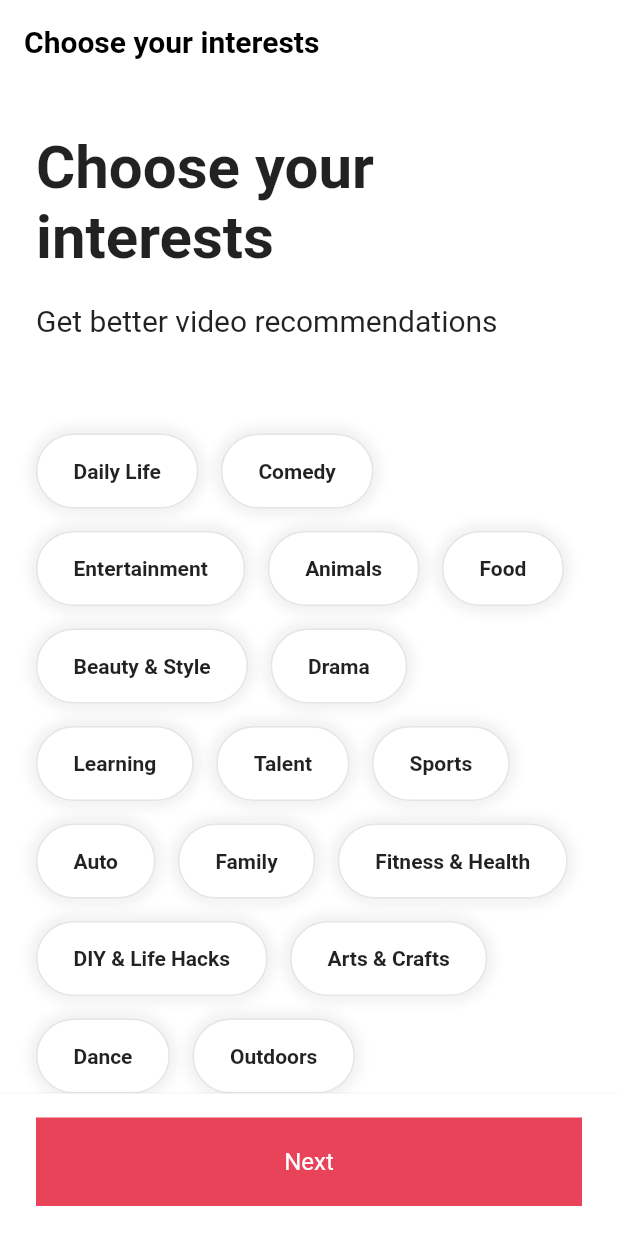
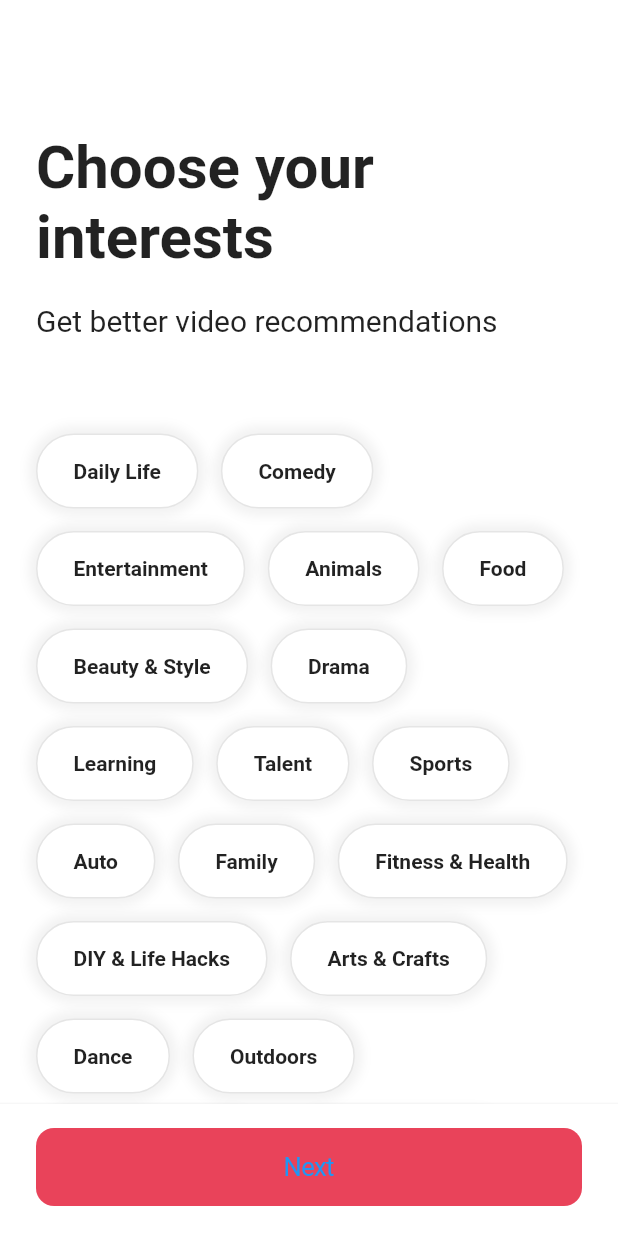
Before and after one commit to SaintHazard/tiktok_clone, a Flutter app: the screen it shows after launch, on a phone screen of 412 x 824 dp. Run offline on Flutter 3.47's test engine with Material 2 defaults, Android fonts, the phone set to English and light mode, and no system bars; our stand-ins replace font_awesome_flutter.

```diff
--- a/lib/features/onboarding/interests_screen.dart
+++ b/lib/features/onboarding/interests_screen.dart
@@ -1,6 +1,8 @@
+import 'package:flutter/cupertino.dart';
 import 'package:flutter/material.dart';
 import 'package:tiktok_clone/constants/gaps.dart';
 import 'package:tiktok_clone/constants/sizes.dart';
+import 'package:tiktok_clone/features/onboarding/widgets/interest_button.dart';
 
 const interests = [
   "Daily Life",
@@ -43,17 +45,57 @@ const interests = [
   "Home & Garden",
 ];
 
-class InterestsScreen extends StatelessWidget {
+class InterestsScreen extends StatefulWidget {
   const InterestsScreen({super.key});
+
+  @override
+  State<InterestsScreen> createState() => _InterestsScreenState();
+}
+
+class _InterestsScreenState extends State<InterestsScreen> {
+  final ScrollController _scrollController = ScrollController();
+  bool _showTitle = false;
+
+  void _onScroll() {
+    if (_scrollController.offset > 100) {
+      if (_showTitle == true) return;
+      setState(() {
+        _showTitle = true;
+      });
+    } else {
+      if (_showTitle == false) return;
+      setState(() {
+        _showTitle = false;
+      });
+    }
+  }
+
+  @override
+  void initState() {
+    _scrollController.addListener(_onScroll);
+    super.initState();
+  }
+
+  @override
+  void dispose() {
+    _scrollController.dispose();
+    super.dispose();
+  }
 
   @override
   Widget build(BuildContext context) {
     return Scaffold(
       appBar: AppBar(
-        title: const Text("Choose your interests"),
+        title: AnimatedOpacity(
+            opacity: _showTitle ? 1 : 0,
+            duration: const Duration(milliseconds: 300),
+            child: const Text("Choose your interests")),
       ),
       body: SafeArea(
+        child: Scrollbar(
+          controller: _scrollController,
           child: SingleChildScrollView(
+            controller: _scrollController,
             child: Padding(
               padding: const EdgeInsets.only(
                 left: Sizes.size24,
@@ -84,35 +126,11 @@ class InterestsScreen extends StatelessWidget {
                     spacing: 15,
                     children: [
                       for (var interest in interests)
-                      Container(
-                        padding: const EdgeInsets.symmetric(
-                          vertical: Sizes.size16,
-                          horizontal: Sizes.size24,
-                        ),
-                        decoration: BoxDecoration(
-                          color: Colors.white,
-                          borderRadius: BorderRadius.circular(
-                            Sizes.size32,
-                          ),
-                          boxShadow: [
-                            BoxShadow(
-                              color: Colors.black.withOpacity(0.05),
-                              blurRadius: 5,
-                              spreadRadius: 5,
-                            ),
+                        InterestButton(interest: interest),
                     ],
-                          border: Border.all(
-                            color: Colors.black.withOpacity(0.1),
-                          ),
-                        ),
-                        child: Text(
-                          interest,
-                          style: const TextStyle(fontWeight: FontWeight.bold),
-                        ),
                   ),
                 ],
               ),
-              ],
             ),
           ),
         ),
@@ -126,23 +144,13 @@ class InterestsScreen extends StatelessWidget {
             left: Sizes.size24,
             right: Sizes.size24,
           ),
-            child: Container(
-              padding: const EdgeInsets.symmetric(
-                vertical: Sizes.size20,
-              ),
-              decoration: BoxDecoration(
+          child: CupertinoButton(
+            onPressed: () {},
             color: Theme.of(context).primaryColor,
-              ),
-              child: const Text(
-                "Next",
-                textAlign: TextAlign.center,
-                style: TextStyle(
-                  color: Colors.white,
-                  fontSize: Sizes.size16,
+            child: const Text("Next"),
           ),
         ),
       ),
-          )),
     );
   }
 }
--- /dev/null
+++ b/lib/features/onboarding/widgets/interest_button.dart
@@ -0,0 +1,60 @@
+import 'package:flutter/material.dart';
+import 'package:tiktok_clone/constants/sizes.dart';
+
+class InterestButton extends StatefulWidget {
+  const InterestButton({
+    Key? key,
+    required this.interest,
+  }) : super(key: key);
+
+  final String interest;
+
+  @override
+  State<InterestButton> createState() => _InterestButtonState();
+}
+
+class _InterestButtonState extends State<InterestButton> {
+  bool _isSelected = false;
+
+  void _onTap() {
+    setState(() {
+      _isSelected = !_isSelected;
+    });
+  }
+
+  @override
+  Widget build(BuildContext context) {
+    return GestureDetector(
+      onTap: _onTap,
+      child: AnimatedContainer(
+        duration: const Duration(milliseconds: 300),
+        padding: const EdgeInsets.symmetric(
+          vertical: Sizes.size16,
+          horizontal: Sizes.size24,
+        ),
+        decoration: BoxDecoration(
+          color: _isSelected ? Theme.of(context).primaryColor : Colors.white,
+          borderRadius: BorderRadius.circular(
+            Sizes.size32,
+          ),
+          boxShadow: [
+            BoxShadow(
+              color: Colors.black.withOpacity(0.05),
+              blurRadius: 5,
+              spreadRadius: 5,
+            ),
+          ],
+          border: Border.all(
+            color: Colors.black.withOpacity(0.1),
+          ),
+        ),
+        child: Text(
+          widget.interest,
+          style: TextStyle(
+              fontWeight: FontWeight.bold,
+              color: _isSelected ? Colors.white : Colors.black87),
+        ),
+      ),
+    );
+  }
+}
```
Lines whose indentation alone changed are shown as unchanged.
